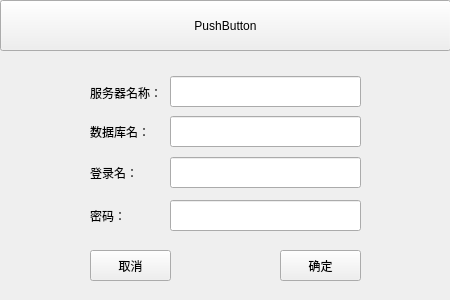
Old version of the form LoginSetForm.ui in the repository qqsskk/AgvCtrlSys.
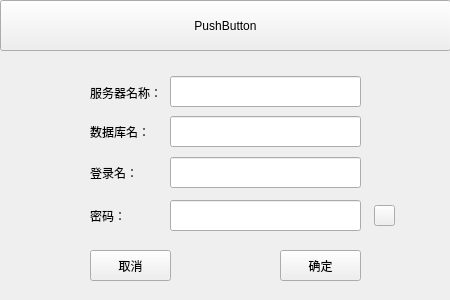
New version of the form. Custom widgets are drawn as their Qt base class.

```diff
--- a/LoginSetForm.ui
+++ b/LoginSetForm.ui
@@ -147,6 +147,25 @@
     <string>PushButton</string>
    </property>
   </widget>
+  <widget class="QToolButton" name="toolButtonEye">
+   <property name="geometry">
+    <rect>
+     <x>374</x>
+     <y>205</y>
+     <width>21</width>
+     <height>21</height>
+    </rect>
+   </property>
+   <property name="text">
+    <string/>
+   </property>
+   <property name="checkable">
+    <bool>true</bool>
+   </property>
+   <property name="checked">
+    <bool>false</bool>
+   </property>
+  </widget>
  </widget>
  <customwidgets>
   <customwidget>
```
Left out of the diff: 3 changed lines with no effect on the pictures.
